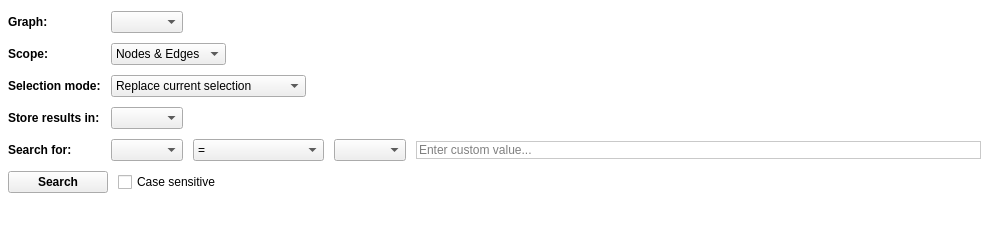
The window that plugins/perspective/GraphPerspective/designer/SearchWidget.ui (vadivelselvaraj/TulipGLImprovement) describes before a commit, drawn with Qt 5.
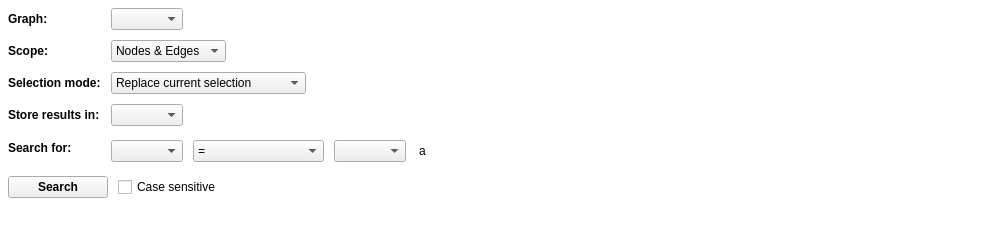
The same window after the commit. Icons and pictures are not drawn. Custom widgets are drawn as their Qt base class.

Commit message: Modified the search widget to use Tulip widgets to edit Tulip types e.g. Color, Size, Coord). Added a conversion for NodeShape and EdgeExtremityShape in qVariantToDataType, as without such a conversion this kind of search crashes. This still needs some visual tweaking but the core feature is here.

Patch:
```diff
--- a/plugins/perspective/GraphPerspective/designer/SearchWidget.ui
+++ b/plugins/perspective/GraphPerspective/designer/SearchWidget.ui
@@ -273,17 +273,58 @@
                </widget>
               </item>
               <item>
-               <widget class="QLineEdit" name="customValueEdit">
-                <property name="styleSheet">
-                 <string notr="true">QLineEdit {
-border: 1px solid #C9C9C9;
-background-color: white;
-color: black;
-}</string>
+               <widget class="QTableWidget" name="tableWidget">
+                <property name="sizePolicy">
+                 <sizepolicy hsizetype="Expanding" vsizetype="Fixed">
+                  <horstretch>0</horstretch>
+                  <verstretch>0</verstretch>
+                 </sizepolicy>
                 </property>
-                <property name="placeholderText">
-                 <string>Enter custom value...</string>
+                <property name="maximumSize">
+                 <size>
+                  <width>16777215</width>
+                  <height>30</height>
+                 </size>
                 </property>
+                <property name="frameShape">
+                 <enum>QFrame::NoFrame</enum>
+                </property>
+                <property name="frameShadow">
+                 <enum>QFrame::Plain</enum>
+                </property>
+                <property name="lineWidth">
+                 <number>0</number>
+                </property>
+                <property name="midLineWidth">
+                 <number>0</number>
+                </property>
+                <property name="showGrid">
+                 <bool>false</bool>
+                </property>
+                <property name="cornerButtonEnabled">
+                 <bool>false</bool>
+                </property>
+                <attribute name="horizontalHeaderVisible">
+                 <bool>false</bool>
+                </attribute>
+                <attribute name="verticalHeaderVisible">
+                 <bool>false</bool>
+                </attribute>
+                <row>
+                 <property name="text">
+                  <string>New Row</string>
+                 </property>
+                </row>
+                <column>
+                 <property name="text">
+                  <string>New Column</string>
+                 </property>
+                </column>
+                <item row="0" column="0">
+                 <property name="text">
+                  <string>a</string>
+                 </property>
+                </item>
                </widget>
               </item>
              </layout>
```
Left out of the diff: 23 changed lines with no effect on the pictures. The commit also changes 3 other files.
